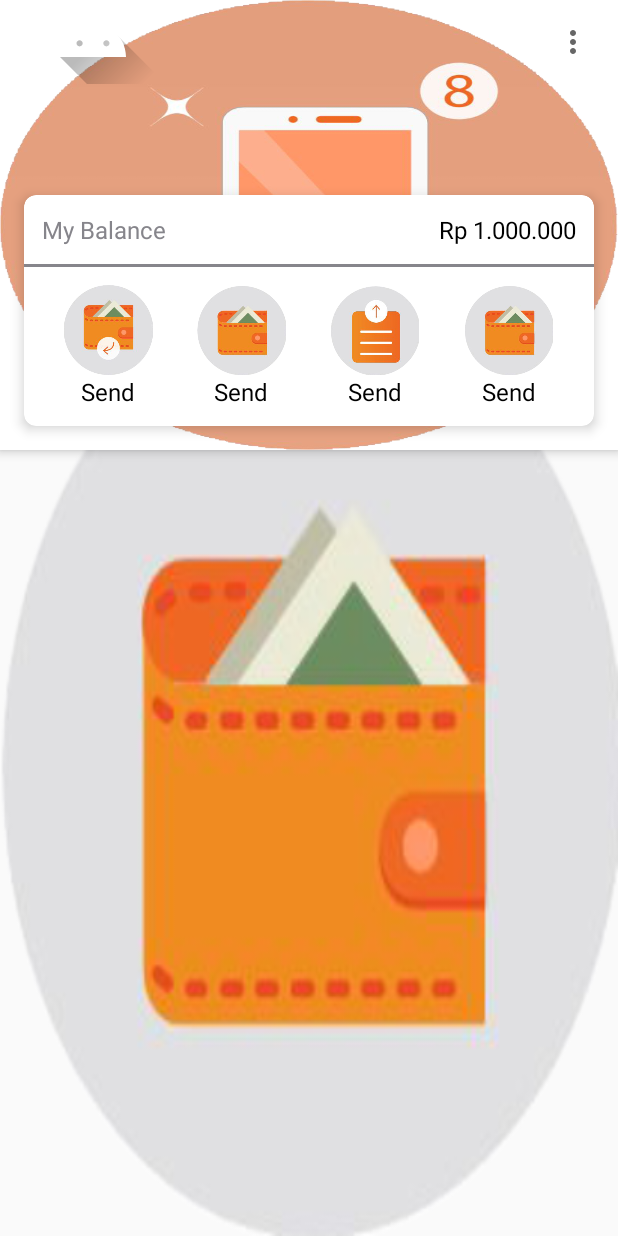
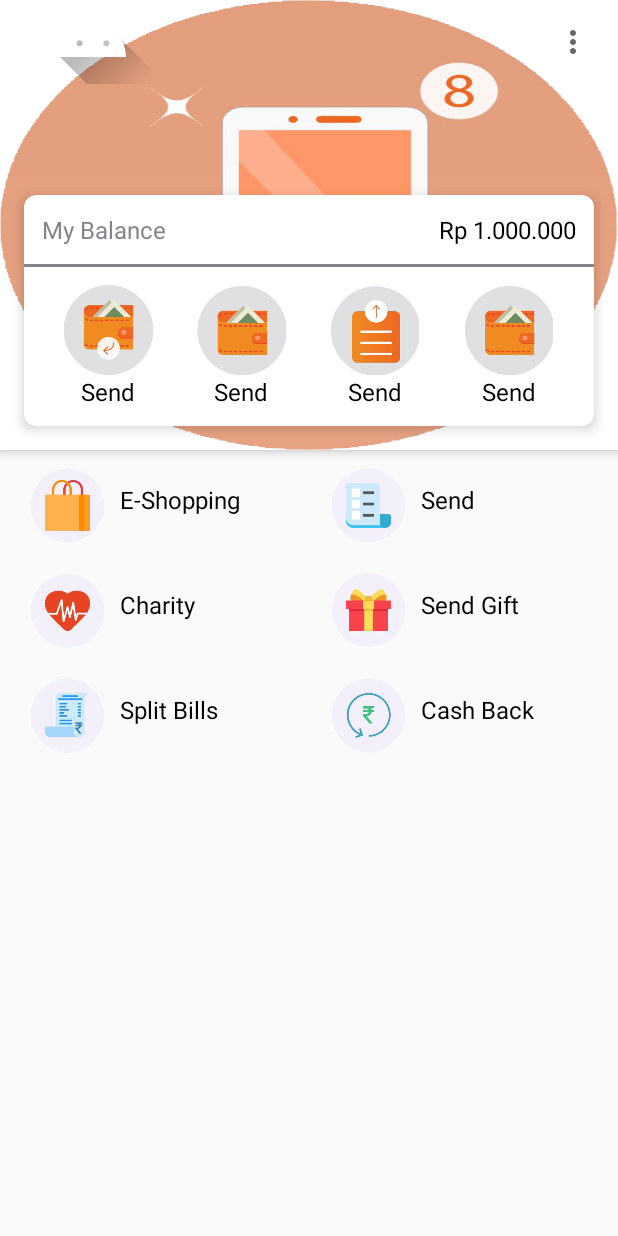
Before and after one commit to dominhhieu99/databinding1, an Android app: the Home1Activity screen opened directly, with no data from a screen before it, on a phone screen of 412 x 824 dp. Run offline under Robolectric (Android 15) with nearby library versions, the phone set to English and light mode, and no system bars.

Commit message:
home imager

```diff
--- a/app/src/main/res/layout/app_bar_home1.xml
+++ b/app/src/main/res/layout/app_bar_home1.xml
@@ -207,10 +207,164 @@
     </androidx.cardview.widget.CardView>
 
     <LinearLayout
+        android:layout_marginLeft="10dp"
         android:layout_width="match_parent"
         android:layout_height="match_parent"
-        android:background="@drawable/home7d"
-        android:layout_marginTop="@android:dimen/thumbnail_width">
+        android:layout_marginTop="@android:dimen/thumbnail_width"
+        android:orientation="horizontal"
+        android:paddingTop="110dp">
+
+
+        <LinearLayout
+            android:layout_width="0dp"
+            android:layout_height="wrap_content"
+            android:layout_weight="1"
+            android:orientation="vertical">
+
+            <LinearLayout
+                android:paddingTop="20dp"
+                android:layout_width="wrap_content"
+                android:layout_height="wrap_content"
+                android:layout_weight="1"
+                android:orientation="horizontal"
+                android:padding="10dp">
+
+                <ImageView
+                    android:layout_width="50dp"
+                    android:layout_height="50dp"
+                    android:src="@drawable/e_shopping" />
+
+                <TextView
+                    android:layout_width="match_parent"
+                    android:layout_height="wrap_content"
+                    android:gravity="center"
+                    android:padding="10dp"
+                    android:text="E-Shopping"
+                    android:textColor="@color/black"
+                    android:textSize="16sp" />
+            </LinearLayout>
+
+            <LinearLayout
+                android:layout_width="wrap_content"
+                android:layout_height="wrap_content"
+                android:layout_weight="1"
+                android:orientation="horizontal"
+                android:padding="10dp">
+
+                <ImageView
+                    android:layout_width="50dp"
+                    android:layout_height="50dp"
+                    android:src="@drawable/charity" />
+
+                <TextView
+                    android:layout_width="match_parent"
+                    android:layout_height="wrap_content"
+                    android:gravity="center"
+                    android:padding="10dp"
+                    android:text="Charity"
+
+                    android:textColor="@color/black"
+                    android:textSize="16sp" />
+            </LinearLayout>
+
+            <LinearLayout
+                android:layout_width="wrap_content"
+                android:layout_height="wrap_content"
+                android:layout_weight="1"
+                android:orientation="horizontal"
+                android:padding="10dp">
+
+                <ImageView
+                    android:layout_width="50dp"
+                    android:layout_height="50dp"
+                    android:src="@drawable/split_bills" />
+
+                <TextView
+                    android:layout_width="match_parent"
+                    android:layout_height="wrap_content"
+                    android:gravity="center"
+                    android:padding="10dp"
+                    android:text="Split Bills"
+                    android:textColor="@color/black"
+
+                    android:textSize="16sp" />
+            </LinearLayout>
+        </LinearLayout>
+
+        <LinearLayout
+            android:layout_width="0dp"
+            android:layout_height="wrap_content"
+            android:layout_weight="1"
+            android:orientation="vertical">
+
+            <LinearLayout
+                android:layout_width="wrap_content"
+                android:layout_height="wrap_content"
+                android:layout_weight="1"
+                android:orientation="horizontal"
+                android:padding="10dp">
+
+                <ImageView
+                    android:layout_width="50dp"
+                    android:layout_height="50dp"
+                    android:src="@drawable/bill_payment" />
+
+                <TextView
+                    android:layout_width="match_parent"
+                    android:layout_height="wrap_content"
+                    android:gravity="center"
+                    android:padding="10dp"
+                    android:text="Send"
+                    android:textColor="@color/black"
+                    android:textSize="16sp" />
+            </LinearLayout>
+
+            <LinearLayout
+                android:layout_width="wrap_content"
+                android:layout_height="wrap_content"
+                android:layout_weight="1"
+                android:orientation="horizontal"
+                android:padding="10dp">
+
+                <ImageView
+                    android:layout_width="50dp"
+                    android:layout_height="50dp"
+                    android:src="@drawable/send_gift" />
+
+                <TextView
+                    android:layout_width="match_parent"
+                    android:layout_height="wrap_content"
+
+                    android:gravity="center"
+                    android:padding="10dp"
+                    android:text="Send Gift"
+                    android:textColor="@color/black"
+                    android:textSize="16sp" />
+            </LinearLayout>
+
+            <LinearLayout
+                android:layout_width="wrap_content"
+                android:layout_height="wrap_content"
+                android:layout_weight="1"
+                android:orientation="horizontal"
+                android:padding="10dp">
+
+                <ImageView
+                    android:layout_width="50dp"
+                    android:layout_height="50dp"
+                    android:src="@drawable/cash_black" />
+
+                <TextView
+                    android:layout_width="match_parent"
+                    android:layout_height="wrap_content"
+                    android:gravity="center"
+                    android:padding="10dp"
+                    android:text="Cash Back"
+                    android:textColor="@color/black"
+                    android:textSize="16sp" />
+            </LinearLayout>
+        </LinearLayout>
+
 
     </LinearLayout>
 </androidx.coordinatorlayout.widget.CoordinatorLayout>
```
Also changed, not shown: app/src/main/res/drawable-v21/bill_payment.png (added), app/src/main/res/drawable-v24/bill_payment.png (added), app/src/main/res/drawable-v24/e_shopping.png (renamed from app/src/main/res/drawable-v24/s_shopping.png), app/src/main/res/drawable/bill_payment.png (added), app/src/main/res/drawable/e_shopping.png (renamed from app/src/main/res/drawable/s_shopping.png).
